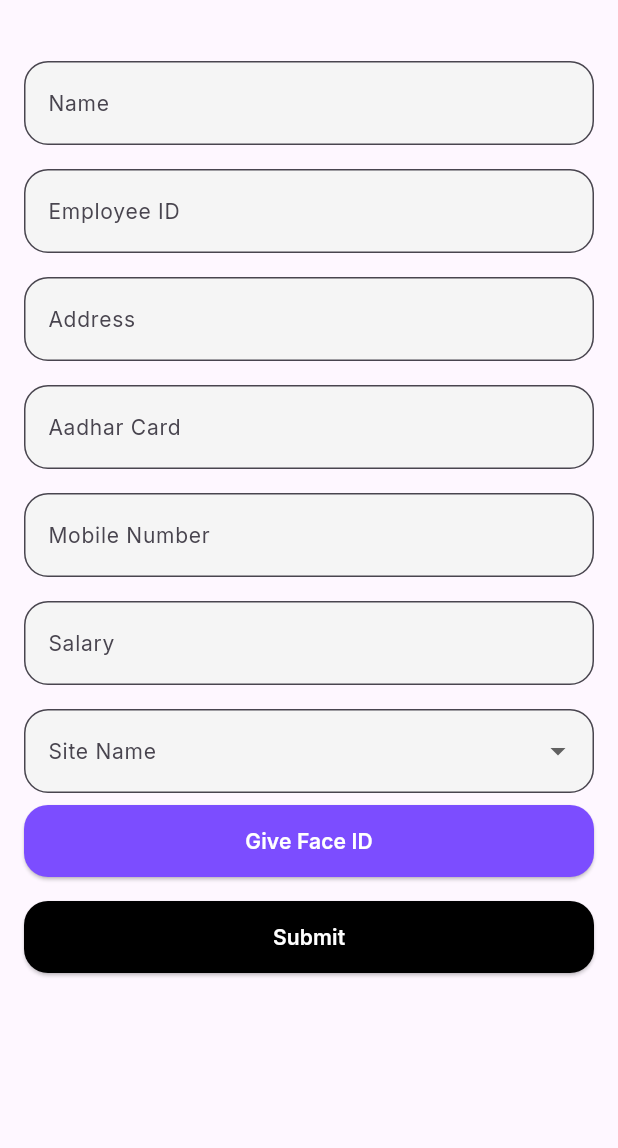
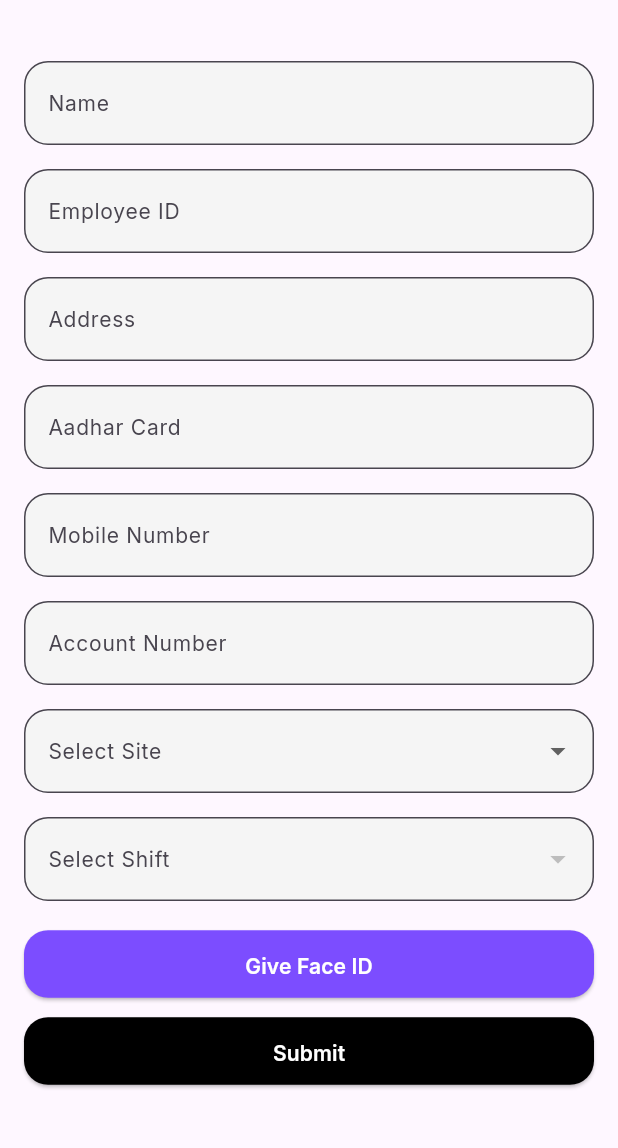
Before and after one commit to rohitM7823/register_employee, a Flutter app: the RegisterEmployeePage screen opened by its route, on a phone screen of 412 x 824 dp, the part 59-1207 px from its top. Run offline on Flutter 3.47's test engine with Material 3 defaults, Android fonts, the phone set to English and light mode, and no system bars; our stand-ins replace camera, device_info_plus, flutter_native_splash, flutter_secure_storage, google_fonts; missing offline and left inert: google_mlkit_face_detection, mobile_device_identifier, tflite_flutter, tflite_flutter_helper; accounts and stored records are empty; network calls fail.

Commit message:
Refactor: Enhance Employee Registration and Introduce Shift Management
This commit introduces several enhancements to the employee registration process and implements shift management.

-   **API Updates:**
    -   Updated device registration and status check endpoints to utilize the base URL.
    -   Updated employee registration endpoint to utilize the base URL and adjusted request headers and payload.
    -   Implemented `shifts` API call to fetch available shifts.
    -   Implemented `availableSties` API call to fetch a list of available sites.
-   -   Changed `registerEmployee` return type from `Future<bool>` to `Future<bool?>` to handle null cases.
+   - Changed `registerEmployee` to return `Future<bool?>` for improved null handling.
 -   **Model Updates:**
+   - Added `Shift` model to represent shift data.
    -   Created `Site` model to represent site data.
    -   Added `Location` model to represent location data.
+  - Added `ClockWindow` model to represent clock window data.
 -   **Site and Shift Management:**
    -   Populate the Site Dropdown dynamically from the API response.
-    -   Added a dropdown to the form to register an employee with a site.
+    -   Added a dropdown to the form to select a shift for the employee.
+-   **Time and Date Util:**
+  - Added `TimeUtils` extension on `TimeOfDay`
+  - Added `DateUtils` extension on `DateTime`
 -   **UI Improvements:**
+  -   Added `Account Number` field with appropriate input type.
    -   Added `Aadhar Card` and `Mobile Number` fields with appropriate input types.
-   - Changed `Add Employee` title to `Register Employee` in the AppBar.
-   - Removed `designation` controller
+   - Added a success dialog on employee registration
+    -  Added loading state on employee registration
+   - Removed `salary` controller

```diff
--- a/lib/core/utils/time_utils.dart
+++ b/lib/core/utils/time_utils.dart
@@ -0,0 +1,21 @@
+import 'package:flutter/material.dart';
+
+extension TimeUtils on TimeOfDay {
+  String get toTimeStamp {
+    var date = DateTime.now();
+    return DateTime(date.year, date.month, date.day, this.hour, this.minute)
+        .toString();
+  }
+
+  DateTime get toDateTime {
+    var date = DateTime.now();
+    return DateTime(date.year, date.month, date.day, this.hour, this.minute);
+  }
+}
+
+
+extension DateUtils on DateTime {
+  TimeOfDay get toTimeOfDay {
+    return TimeOfDay(hour: this!.hour, minute: this!.minute);
+  }
+}
--- a/lib/data/apis.dart
+++ b/lib/data/apis.dart
@@ -6,34 +6,41 @@ import 'package:register_employee/core/commons/device_details.dart';
 import 'package:register_employee/core/commons/secure_storage.dart';
 import 'package:register_employee/features/attendance/domain/models/site_model.dart';
 
+import '../features/attendance/domain/models/shift_model.dart';
+
 class Apis {
+
+  static const BASE_URL = 'https://gsa.ezonedigital.com/api';
+
   static Future<bool> registerDeviceIfNot() async {
     if (await SecureStorage.instance.deviceIdentifier != null) return true;
 
     try {
       final deviceDetails = await DeviceDetails.instance.currentDetails;
       final response = await http.post(
-          Uri.parse('http://192.168.0.5:8000/api/device/register'),
+          Uri.parse('$BASE_URL/device/register'),
           headers: deviceDetails);
+      log('${response.body}', name: 'REGISTER_DEVICE');
       if (response.statusCode == 200) {
         final deviceToken = json.decode(response.body)['device_token'];
         if (deviceToken == null) return false;
         await SecureStorage.instance.setDeviceIdentifier(deviceToken);
         return true;
       }
+      return false;
     } catch (ex) {
       log(ex.toString(), name: 'REGISTER_DEVICE_ISSUE');
       return false;
     }
 
-    return false;
+    //return false;
   }
 
   static Future<bool?> isDeviceApproved() async {
     try {
       String? deviceToken = await SecureStorage.instance.deviceIdentifier;
       final response = await http.get(
-          Uri.parse('http://192.168.0.5:8000/api/device/status'),
+          Uri.parse('$BASE_URL/device/status'),
           headers: {
             'platform': DeviceDetails.instance.platform,
             'device_token': deviceToken!,
@@ -54,27 +61,45 @@ class Apis {
   static Future<bool?> registerEmployee(Map<String, dynamic> data) async {
     try {
       final response =
-          await http.post(Uri.parse('http://192.168.0.5:8000/api/employee'),
+          await http.post(Uri.parse('$BASE_URL/employee'),
               headers: {
                 'platform': 'web',
+                'Content-Type': 'application/json'
               },
-              body: data);
+              body: jsonEncode(data));
       return json.decode(response.body)['status'] as bool?;
     } catch (ex) {
-      log(ex.toString(), name: 'REGISTER_EMPLOYEE_ISSUE');
+      log(ex.toString(), name: 'REGISTER_EMPLOYEE_ISSUE_OR');
       return false;
     }
   }
 
   static Future<List<Site>?> availableSties() async {
     try {
-      final response = await http.get(Uri.parse('http://192.168.0.5:8000/api/sites'), headers: {
-        'platform': 'web',
+      final response = await http.get(Uri.parse('$BASE_URL/sites'), headers: {
+        'platform': DeviceDetails.instance.platform,
       });
       return List.from(
           json.decode(response.body)['sites']!.map((e) => Site.fromJson(e)));
     } catch (ex) {
-      log(ex.toString(), name: 'REGISTER_EMPLOYEE_ISSUE');
+      log(ex.toString(), name: 'AVAILABLE_STIES_ISSUE');
+      return null;
+    }
+  }
+
+  static Future<List<Shift>?> shifts() async {
+    try {
+      final response = await http.get(
+        Uri.parse('$BASE_URL/shifts'),
+      );
+      if (response.statusCode == 200) {
+        return List<Shift>.from(json
+            .decode(response.body)['shifts']!
+            .map((e) => Shift.fromJson(e)));
+      }
+      return null;
+    } catch (ex) {
+      log(ex.toString(), name: 'SHIFTS_ISSUE');
       return null;
     }
   }
--- /dev/null
+++ b/lib/features/attendance/domain/models/shift_model.dart
@@ -0,0 +1,110 @@
+
+import 'dart:convert';
+
+class Shift {
+  final int? id;
+  final DateTime? clockIn;
+  final DateTime? clockOut;
+  final ClockWindow? clockInWindow;
+  final ClockWindow? clockOutWindow;
+  final DateTime? createdAt;
+  final DateTime? updatedAt;
+
+  Shift({
+    this.id,
+    this.clockIn,
+    this.clockOut,
+    this.clockInWindow,
+    this.clockOutWindow,
+    this.createdAt,
+    this.updatedAt,
+  });
+
+  Shift copyWith({
+    int? id,
+    DateTime? clockIn,
+    DateTime? clockOut,
+    ClockWindow? clockInWindow,
+    ClockWindow? clockOutWindow,
+    DateTime? createdAt,
+    DateTime? updatedAt,
+  }) =>
+      Shift(
+        id: id ?? this.id,
+        clockIn: clockIn ?? this.clockIn,
+        clockOut: clockOut ?? this.clockOut,
+        clockInWindow: clockInWindow ?? this.clockInWindow,
+        clockOutWindow: clockOutWindow ?? this.clockOutWindow,
+        createdAt: createdAt ?? this.createdAt,
+        updatedAt: updatedAt ?? this.updatedAt,
+      );
+
+  factory Shift.fromRawJson(String str) => Shift.fromJson(json.decode(str));
+
+  String toRawJson() => json.encode(toJson());
+
+  factory Shift.fromJson(Map<String, dynamic> json) => Shift(
+    id: json["id"],
+    clockIn:
+    json["clock_in"] == null ? null : DateTime.parse(json["clock_in"]),
+    clockOut: json["clock_out"] == null
+        ? null
+        : DateTime.parse(json["clock_out"]),
+    clockInWindow: json["clock_in_window"] == null
+        ? null
+        : ClockWindow.fromJson(json["clock_in_window"]),
+    clockOutWindow: json["clock_out_window"] == null
+        ? null
+        : ClockWindow.fromJson(json["clock_out_window"]),
+    createdAt: json["created_at"] == null
+        ? null
+        : DateTime.parse(json["created_at"]),
+    updatedAt: json["updated_at"] == null
+        ? null
+        : DateTime.parse(json["updated_at"]),
+  );
+
+  Map<String, dynamic> toJson() => {
+    "id": id,
+    "clock_in": clockIn?.toIso8601String(),
+    "clock_out": clockOut?.toIso8601String(),
+    "clock_in_window": clockInWindow?.toJson(),
+    "clock_out_window": clockOutWindow?.toJson(),
+    "created_at": createdAt?.toIso8601String(),
+    "updated_at": updatedAt?.toIso8601String(),
+  };
+}
+
+class ClockWindow {
+  final DateTime? start;
+  final DateTime? end;
+
+  ClockWindow({
+    this.start,
+    this.end,
+  });
+
+  ClockWindow copyWith({
+    DateTime? start,
+    DateTime? end,
+  }) =>
+      ClockWindow(
+        start: start ?? this.start,
+        end: end ?? this.end,
+      );
+
+  factory ClockWindow.fromRawJson(String str) =>
+      ClockWindow.fromJson(json.decode(str));
+
+  String toRawJson() => json.encode(toJson());
+
+  factory ClockWindow.fromJson(Map<String, dynamic> json) => ClockWindow(
+    start: json["start"] == null ? null : DateTime.parse(json["start"]),
+    end: json["end"] == null ? null : DateTime.parse(json["end"]),
+  );
+
+  Map<String, dynamic> toJson() => {
+    "start": start?.toIso8601String(),
+    "end": end?.toIso8601String(),
+  };
+}
--- a/lib/features/attendance/domain/models/site_model.dart
+++ b/lib/features/attendance/domain/models/site_model.dart
@@ -1,16 +1,92 @@
+
+import 'dart:convert';
+
 class Site {
+  final int? id;
   final String? name;
-  final Map<String, dynamic>? location;
-  final double? radius;
+  final Location? location;
+  final int? radius;
+  final DateTime? createdAt;
+  final DateTime? updatedAt;
 
-  const Site({this.name, this.location, this.radius});
+  Site({
+    this.id,
+    this.name,
+    this.location,
+    this.radius,
+    this.createdAt,
+    this.updatedAt,
+  });
 
-  factory Site.fromJson(Map<String, dynamic> json) {
-    return Site(
-      name: json["name"],
-      location: json["location"] as Map<String, dynamic>?,
-      radius: double.tryParse(json["radius"]),
-    );
-  }
-//
+  Site copyWith({
+    int? id,
+    String? name,
+    Location? location,
+    int? radius,
+    DateTime? createdAt,
+    DateTime? updatedAt,
+  }) =>
+      Site(
+        id: id ?? this.id,
+        name: name ?? this.name,
+        location: location ?? this.location,
+        radius: radius ?? this.radius,
+        createdAt: createdAt ?? this.createdAt,
+        updatedAt: updatedAt ?? this.updatedAt,
+      );
+
+  factory Site.fromRawJson(String str) => Site.fromJson(json.decode(str));
+
+  String toRawJson() => json.encode(toJson());
+
+  factory Site.fromJson(Map<String, dynamic> json) => Site(
+    id: json["id"],
+    name: json["name"],
+    location: json["location"] == null ? null : Location.fromJson(json["location"]),
+    radius: json["radius"],
+    createdAt: json["created_at"] == null ? null : DateTime.parse(json["created_at"]),
+    updatedAt: json["updated_at"] == null ? null : DateTime.parse(json["updated_at"]),
+  );
+
+  Map<String, dynamic> toJson() => {
+    "id": id,
+    "name": name,
+    "location": location?.toJson(),
+    "radius": radius,
+    "created_at": createdAt?.toIso8601String(),
+    "updated_at": updatedAt?.toIso8601String(),
+  };
 }
+
+class Location {
+  final double? lat;
+  final double? lng;
+
+  Location({
+    this.lat,
+    this.lng,
+  });
+
+  Location copyWith({
+    double? lat,
+    double? lng,
+  }) =>
+      Location(
+        lat: lat ?? this.lat,
+        lng: lng ?? this.lng,
+      );
+
+  factory Location.fromRawJson(String str) => Location.fromJson(json.decode(str));
+
+  String toRawJson() => json.encode(toJson());
+
+  factory Location.fromJson(Map<String, dynamic> json) => Location(
+    lat: json["lat"]?.toDouble(),
+    lng: json["lng"]?.toDouble(),
+  );
+
+  Map<String, dynamic> toJson() => {
+    "lat": lat,
+    "lng": lng,
+  };
+}
--- a/lib/features/attendance/presentation/pages/register_employee.dart
+++ b/lib/features/attendance/presentation/pages/register_employee.dart
@@ -1,6 +1,8 @@
 import 'package:flutter/material.dart';
 import 'package:google_fonts/google_fonts.dart';
+import 'package:register_employee/core/utils/time_utils.dart';
 import 'package:register_employee/data/apis.dart';
+import 'package:register_employee/features/attendance/domain/models/shift_model.dart';
 import 'package:register_employee/features/attendance/domain/models/site_model.dart';
 
 class RegisterEmployeePage extends StatefulWidget {
@@ -17,17 +19,22 @@ class _RegisterEmployeePageState extends State<RegisterEmployeePage> {
   final _empIdController = TextEditingController();
   final _addressController = TextEditingController();
   final _aadharCardController = TextEditingController();
-  final _salaryController = TextEditingController();
+  final _accountNumberController = TextEditingController();
   String? _faceId;
 
   Map<String, dynamic> _employeeData = {};
 
   Site? _selectedSite;
+  Shift? _selectedShift;
+
+  List<Shift> _shiftOptions = [];
   List<Site> _siteOptions = [
     Site(name: 'Site A'),
     Site(name: 'Site B'),
     Site(name: 'Site C')
   ];
+
+  bool _registerEmployee = false;
 
   final TextEditingController _mobileNumberController =
       TextEditingController(); // Example sites
@@ -42,6 +49,16 @@ class _RegisterEmployeePageState extends State<RegisterEmployeePage> {
         if (value?.isNotEmpty == true) {
           setState(() {
             _siteOptions = value ?? [];
+          });
+        }
+      },
+    );
+
+    Apis.shifts().then(
+      (value) {
+        if (value?.isNotEmpty == true) {
+          setState(() {
+            _shiftOptions = value ?? [];
           });
         }
       },
@@ -63,19 +80,56 @@ class _RegisterEmployeePageState extends State<RegisterEmployeePage> {
         "name": _nameController.text.trim(),
         "emp_id": _empIdController.text.trim(),
         "address": _addressController.text.trim(),
-        "salary": _salaryController.text.trim(),
+        "account_number": _accountNumberController.text.trim(),
         'aadhar_card': _aadharCardController.text.trim(),
         'mobile_number': _mobileNumberController.text.trim(),
         "site_name": _selectedSite?.name ?? '',
-        "face_metadata": _faceId
+        "face_metadata": _faceId,
+        "shift_id": _selectedShift?.id ?? '',
       };
       _employeeData = employeeData;
       debugPrint("Submitting: $employeeData");
+      setState(() {
+        _registerEmployee = true;
+      });
       await Apis.registerEmployee(employeeData).then(
         (value) {
+          setState(() {
+            _registerEmployee = false;
+          });
           if (value == true) {
-            ScaffoldMessenger.of(context).showSnackBar(
-              const SnackBar(content: Text('Employee Registered Successfully')),
+            setState(() {
+              _faceId = null;
+            });
+            showDialog(
+              context: context,
+              builder: (context) => AlertDialog(
+                shape: RoundedRectangleBorder(
+                  borderRadius: BorderRadius.circular(16),
+                ),
+                title: const Text(
+                  "Success",
+                  style: TextStyle(fontWeight: FontWeight.bold),
+                ),
+                content: Text(
+                  "Employee ${_nameController.text} registered successfully",
+                  style: TextStyle(fontSize: 16),
+                ),
+                actionsPadding: const EdgeInsets.only(right: 8, bottom: 8),
+                actions: [
+                  TextButton(
+                    style: TextButton.styleFrom(
+                      foregroundColor: Colors.white,
+                      backgroundColor: Colors.blue,
+                      shape: RoundedRectangleBorder(
+                        borderRadius: BorderRadius.circular(8),
+                      ),
+                    ),
+                    onPressed: () => Navigator.of(context).pop(),
+                    child: const Text("OK"),
+                  ),
+                ],
+              ),
             );
           }
         },
@@ -128,7 +182,41 @@ class _RegisterEmployeePageState extends State<RegisterEmployeePage> {
           });
         },
         decoration: InputDecoration(
-          labelText: "Site Name",
+          labelText: "Select Site",
+          labelStyle: GoogleFonts.inter(fontSize: 14),
+          border: OutlineInputBorder(
+            borderRadius: BorderRadius.circular(16),
+          ),
+          filled: true,
+          fillColor: Colors.grey[100],
+        ),
+        validator: (value) {
+          if (value == null) {
+            return 'Select Site';
+          }
+          return null;
+        },
+      ),
+    );
+  }
+
+  Widget _buildDropdownForShift() {
+    return Padding(
+      padding: const EdgeInsets.symmetric(vertical: 8.0),
+      child: DropdownButtonFormField<Shift>(
+        value: _selectedShift,
+        items: _shiftOptions.map((site) {
+          return DropdownMenuItem(
+              value: site,
+              child: Text(site.clockIn?.toTimeOfDay.format(context) ?? ''));
+        }).toList(),
+        onChanged: (val) {
+          setState(() {
+            _selectedShift = val;
+          });
+        },
+        decoration: InputDecoration(
+          labelText: "Select Shift",
           labelStyle: GoogleFonts.inter(fontSize: 14),
           border: OutlineInputBorder(
             borderRadius: BorderRadius.circular(16),
@@ -158,7 +246,10 @@ class _RegisterEmployeePageState extends State<RegisterEmployeePage> {
         padding: const EdgeInsets.all(16),
         child: Form(
           key: _formKey,
-          child: ListView(
+          child: Column(
+            children: [
+              Flexible(child: SingleChildScrollView(
+                child: Column(
                   children: [
                     _buildTextField("Name", _nameController),
                     _buildTextField("Employee ID", _empIdController),
@@ -167,11 +258,17 @@ class _RegisterEmployeePageState extends State<RegisterEmployeePage> {
                         type: TextInputType.visiblePassword),
                     _buildTextField("Mobile Number", _mobileNumberController,
                         type: TextInputType.number),
-              _buildTextField("Salary", _salaryController,
-                  type: TextInputType.number),
+                    _buildTextField("Account Number", _accountNumberController,
+                        type: TextInputType.visiblePassword),
                     _buildDropdown(),
+                    _buildDropdownForShift()
+                  ],
+                ),
+              )),
+              const SizedBox(height: 10),
               ElevatedButton(
                 style: ElevatedButton.styleFrom(
+                  fixedSize: Size(MediaQuery.of(context).size.width, 45),
                   padding: const EdgeInsets.symmetric(vertical: 14),
                   backgroundColor:
                       _faceId != null ? Colors.green : Colors.deepPurpleAccent,
@@ -183,15 +280,16 @@ class _RegisterEmployeePageState extends State<RegisterEmployeePage> {
                     style: GoogleFonts.inter(
                         color: Colors.white, fontWeight: FontWeight.w600)),
               ),
-              const SizedBox(height: 16),
+              const SizedBox(height: 10),
               ElevatedButton(
                 style: ElevatedButton.styleFrom(
+                  fixedSize: Size(MediaQuery.of(context).size.width, 45),
                   padding: const EdgeInsets.symmetric(vertical: 14),
-                  backgroundColor: Colors.black,
+                  backgroundColor: _registerEmployee ? Colors.white38 : Colors.black,
                   shape: RoundedRectangleBorder(
                       borderRadius: BorderRadius.circular(16)),
                 ),
-                onPressed: _submitForm,
+                onPressed: _registerEmployee ? null : _submitForm,
                 child: Text('Submit',
                     style: GoogleFonts.inter(
                         color: Colors.white, fontWeight: FontWeight.w600)),
```
Lines whose indentation alone changed are shown as unchanged.
